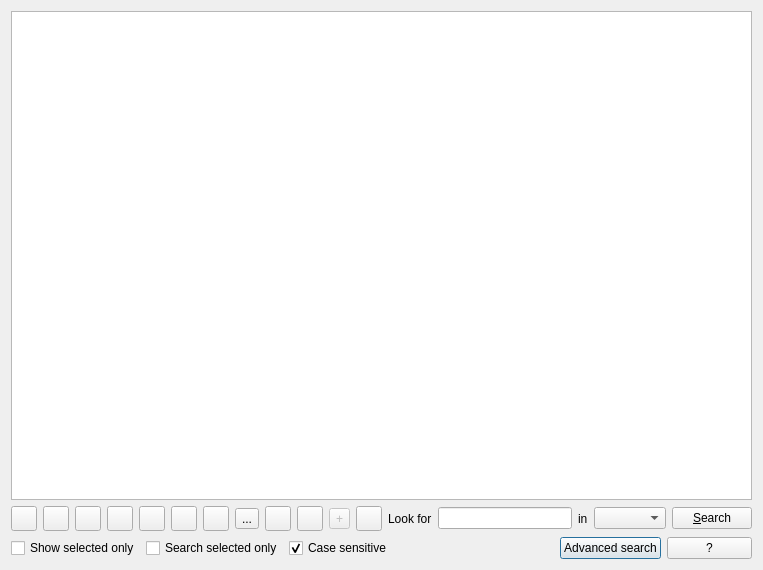
The window that src/ui/qgsattributetabledialog.ui (kadas-albireo/kadas-albireo) describes before a commit, drawn with Qt 5.
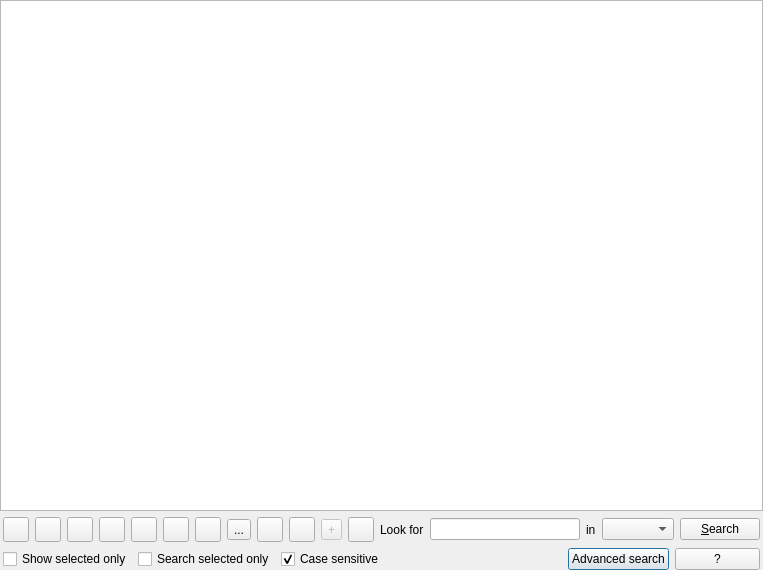
The same window after the commit. Icons and pictures are not drawn. Custom widgets are drawn as their Qt base class.

Commit message: Reduce top and side margins for attribute table dialog

Diff of the .ui file:
```diff
--- a/src/ui/qgsattributetabledialog.ui
+++ b/src/ui/qgsattributetabledialog.ui
@@ -14,6 +14,9 @@
    <string>Attribute Table</string>
   </property>
   <layout class="QGridLayout" name="gridLayout">
+   <property name="margin">
+    <number>0</number>
+   </property>
    <item row="0" column="0">
     <widget class="QgsAttributeTableView" name="mView">
      <property name="alternatingRowColors">
@@ -23,6 +26,12 @@
    </item>
    <item row="2" column="0">
     <layout class="QHBoxLayout">
+     <property name="leftMargin">
+      <number>3</number>
+     </property>
+     <property name="rightMargin">
+      <number>3</number>
+     </property>
      <item>
       <widget class="QCheckBox" name="cbxShowSelectedOnly">
        <property name="text">
@@ -93,6 +102,12 @@
    </item>
    <item row="1" column="0">
     <layout class="QHBoxLayout" name="horizontalLayout">
+     <property name="leftMargin">
+      <number>3</number>
+     </property>
+     <property name="rightMargin">
+      <number>3</number>
+     </property>
      <item>
       <widget class="QToolButton" name="mRemoveSelectionButton">
        <property name="toolTip">
```
